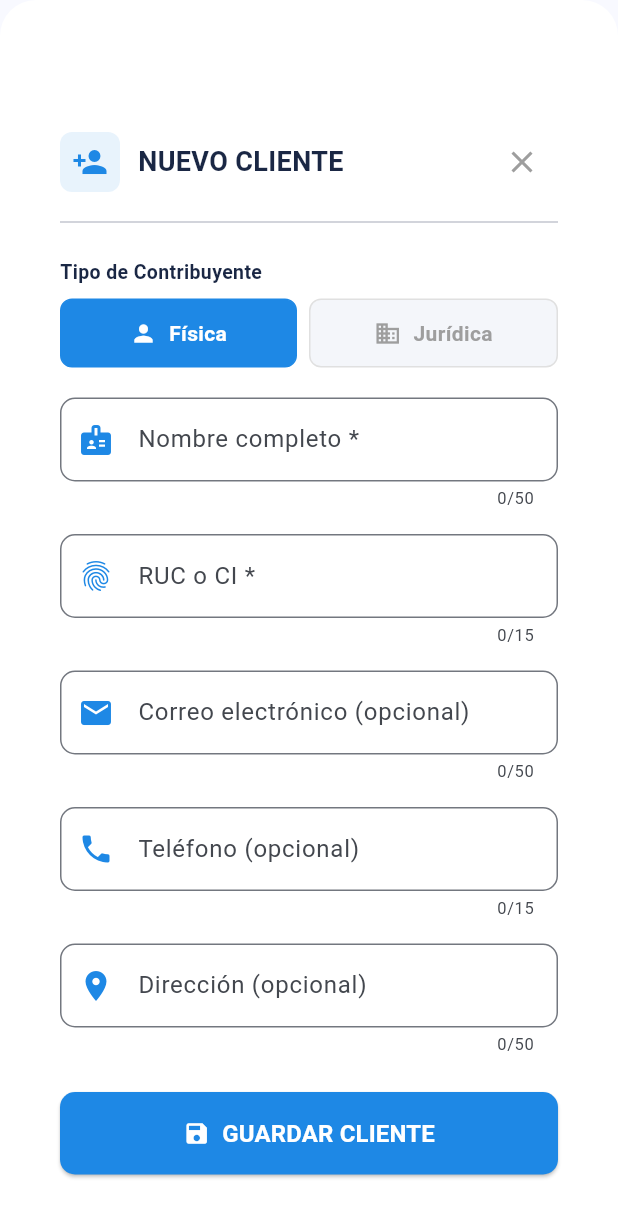
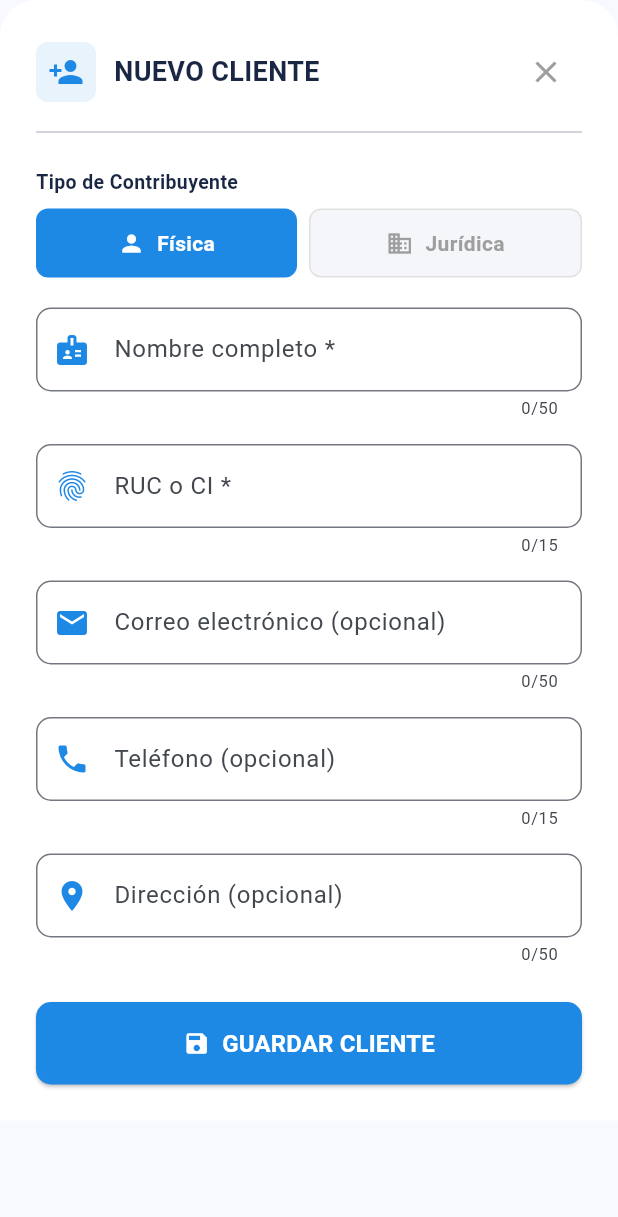
Before and after one commit to dannydiazrm-prog/facturador, a Flutter app: the ClienteForm widget shown alone on an empty page, opened directly, on a phone screen of 412 x 824 dp. Shown: the top 1217 px of the screen. Run offline on Flutter 3.47's test engine with Material 3 defaults, Android fonts, the light colour scheme and no system bars; our stand-ins replace cloud_firestore, firebase_auth, firebase_core, fl_chart, pdf, printing; accounts and stored records are empty.

Commit message:
fix modales cliente y producto en web

```diff
--- a/lib/screens/cliente_form.dart
+++ b/lib/screens/cliente_form.dart
@@ -100,7 +100,6 @@ void _guardar() async {
       child: Form(
         key: _formKey,
         child: SingleChildScrollView(
-      padding: Responsive.pagePadding(context),
           child: Column(
             crossAxisAlignment: CrossAxisAlignment.start,
             mainAxisSize: MainAxisSize.min,
--- a/lib/screens/producto_form.dart
+++ b/lib/screens/producto_form.dart
@@ -98,7 +98,6 @@
       child: Form(
         key: _formKey,
         child: SingleChildScrollView(
-      padding: Responsive.pagePadding(context),
           child: Column(
             crossAxisAlignment: CrossAxisAlignment.start,
             mainAxisSize: MainAxisSize.min,
--- a/lib/screens/productos_screen.dart
+++ b/lib/screens/productos_screen.dart
@@ -292,6 +292,7 @@ class _ProductosScreenState extends State<ProductosScreen> {
           ElevatedButton(
             style: ElevatedButton.styleFrom(backgroundColor: Colors.orange),
             onPressed: () async {
+              if (!await _pedirContrasena()) return;
               final cant = int.tryParse(cantCtrl.text) ?? 0;
               if (cant <= 0 || cant > p.stock) return;
               final perdida = cant * p.precioCompra;
```
